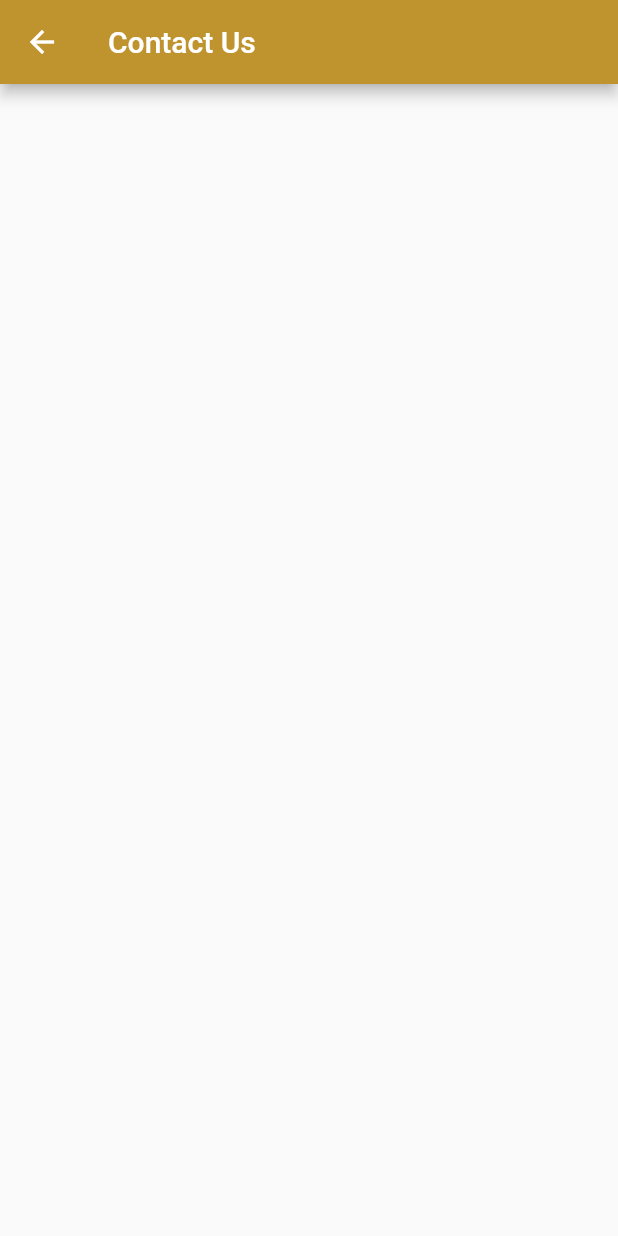
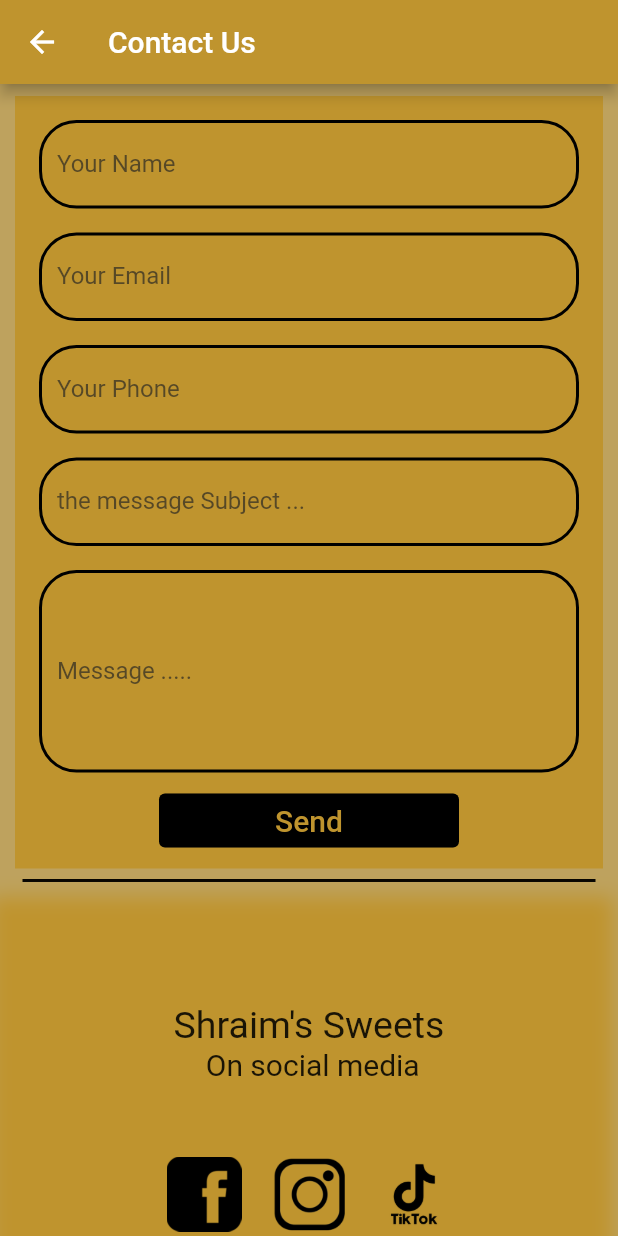
Before and after one commit to ibraheem-musa/Shraim-s-Sweet, a Flutter app: the ContactUs screen opened directly, on a phone screen of 412 x 824 dp. Run offline on Flutter 3.47's test engine with Material 2 defaults, Android fonts, the phone set to English and light mode, and no system bars; our stand-ins replace carousel_pro, carousel_slider, curved_navigation_bar, hexcolor, shared_preferences, splashscreen; accounts and stored records are empty.

Commit message:
up date 25/10/2021

```diff
--- a/lib/screen/DrawerScreen/ContactUs.dart
+++ b/lib/screen/DrawerScreen/ContactUs.dart
@@ -1,6 +1,10 @@
 import 'package:first_app_for_test/applocal.dart';
+import 'package:first_app_for_test/widget/contactUsWdget/EmailandutherinContactUs.dart';
+import 'package:first_app_for_test/widget/contactUsWdget/MessageinContactUs.dart';
+import 'package:first_app_for_test/widget/contactUsWdget/SocialMediaContactUs.dart';
 import 'package:flutter/material.dart';
 import 'package:hexcolor/hexcolor.dart';
+import 'package:carousel_slider/carousel_slider.dart';
 
 class ContactUs extends StatefulWidget {
   const ContactUs({key}) : super(key: key);
@@ -11,12 +15,32 @@ class ContactUs extends StatefulWidget {
 
 class _ContactUsState extends State<ContactUs> {
 
-  @override
+    @override
   Widget build(BuildContext context) {
     return Scaffold(
-      appBar: AppBar(
-          title: Text(AppLocalizations.of(context).translate('ContactUs')),
-          backgroundColor: HexColor("#bf942e")),
-      body: Container() );
+      backgroundColor: Colors.grey[400],
+        appBar: AppBar(
+            title: Text(AppLocalizations.of(context).translate('ContactUs')),
+            backgroundColor: HexColor("#bf942e")),
+        body: Container(
+          color: Color(0xaabf942e),
+          height: MediaQuery.of(context).size.height,
+          child: SingleChildScrollView(
+            child: Column(children: [
+
+                Padding(
+                  padding: const EdgeInsets.only(left: 10,right: 10,top: 8),
+                  child: MessageandNot(),
+                ),
+                Divider(thickness: 2,color: Colors.black,indent: 15,endIndent: 15,),
+                SocialMedia(),
+                Divider(thickness: 2,color: Colors.black,indent: 15,endIndent: 15,),
+                Emailandmap(),
+
+              ],),
+          ),
+
+
+        ));
   }
 }
--- a/lib/screen/DrawerScreen/TermsAndConditions.dart
+++ b/lib/screen/DrawerScreen/TermsAndConditions.dart
@@ -30,9 +30,12 @@ final double end=controler.position.maxScrollExtent;
     return Scaffold(
         appBar: AppBar(
             title: Text(AppLocalizations.of(context).translate('TermsandCondition')),
+            centerTitle: true,
             backgroundColor: HexColor("#bf942e")),
         body: Center(
-        child: Container(child: ListView(
+        child: Container(
+          color:Color(0xaabf942e) ,
+          child: ListView(
           controller: controler,
           children: [
               Wrap(children: [
--- /dev/null
+++ b/lib/widget/contactUsWdget/EmailandutherinContactUs.dart
@@ -0,0 +1,28 @@
+import 'package:flutter/material.dart';
+
+class Emailandmap extends StatefulWidget {
+  const Emailandmap({ key }) : super(key: key);
+
+  @override
+  _EmailandmapState createState() => _EmailandmapState();
+}
+
+class _EmailandmapState extends State<Emailandmap> {
+  @override
+  Widget build(BuildContext context) {
+    return Container(
+      color: Color(0xffbf942e),
+      height: 200,
+      child: Center(
+        child: Column(
+          mainAxisAlignment: MainAxisAlignment.center,
+          children: [
+          Text("phone: ",style: TextStyle(fontSize: 20),),
+          Text("+1226-663-2886",style: TextStyle(fontSize: 18),),
+          Text("Email: ",style: TextStyle(fontSize: 20),),
+          Text("sherimm1997@gamil.com",style: TextStyle(fontSize: 18),)
+        ],),
+      ),
+    );
+  }
+}
--- /dev/null
+++ b/lib/widget/contactUsWdget/MessageinContactUs.dart
@@ -0,0 +1,311 @@
+import 'package:flutter/material.dart';
+
+class MessageandNot extends StatefulWidget {
+  const MessageandNot({key}) : super(key: key);
+
+  @override
+  _MessageandNotState createState() => _MessageandNotState();
+}
+
+class _MessageandNotState extends State<MessageandNot> {
+  String Name;
+  String Email;
+  String phone;
+  String supject;
+  String Message;
+var loginformkey = GlobalKey<FormState>();
+   CheckifTheTextBoxEmpty() {
+    if (!loginformkey.currentState.validate()) {
+      return null;
+    } else {
+      loginformkey.currentState.save();
+
+    }
+  }
+
+  @override
+  Widget build(BuildContext context) {
+    return Container(
+
+      color: Color(0xffbf942e),
+      child: Padding(
+        padding: const EdgeInsets.all(8.0),
+        child: Form(
+          key: loginformkey,
+            child: SingleChildScrollView(
+          child: Column(
+            mainAxisAlignment: MainAxisAlignment.center,
+            children: [
+              Padding(
+                padding: const EdgeInsets.all(8.0),
+                child: TextFormField(
+                  style: TextStyle(color: Colors.black),
+                  cursorColor: Colors.black,
+                  keyboardType: TextInputType.emailAddress,
+                  decoration: InputDecoration(
+                    labelText: "Your Name",
+                    labelStyle: TextStyle(color: Color(0xAA222222)),
+                    fillColor: Colors.amber,
+                    hintStyle: TextStyle(color: Color(0xAA222222)),
+                    focusedErrorBorder: OutlineInputBorder(
+                      borderRadius: BorderRadius.circular(25.0),
+                      borderSide: BorderSide(
+                        color: Colors.red,
+                      ),
+                    ),
+                    errorBorder: OutlineInputBorder(
+                      borderRadius: BorderRadius.circular(25.0),
+                      borderSide: BorderSide(
+                        color: Colors.red,
+                      ),
+                    ),
+                    focusedBorder: OutlineInputBorder(
+                      borderRadius: BorderRadius.circular(25.0),
+                      borderSide: BorderSide(
+                        color: Colors.black,
+                      ),
+                    ),
+                    enabledBorder: OutlineInputBorder(
+                      borderRadius: BorderRadius.circular(25.0),
+                      borderSide: BorderSide(
+                        color: Colors.black,
+                        width: 2.0,
+                      ),
+                    ),
+                  ),
+                  validator: (value) {
+                    if (value.isEmpty) {
+                      return "this value is mandatory";
+                    }
+                    return null;
+                  },
+                  onSaved: (newvalue) {
+                    Name = newvalue;
+                  },
+                ),
+              ),
+              Padding(
+                padding: const EdgeInsets.all(8.0),
+                child: TextFormField(
+                  style: TextStyle(color: Colors.black),
+                  cursorColor: Colors.black,
+                  keyboardType: TextInputType.emailAddress,
+                  decoration: InputDecoration(
+                    labelText: "Your Email",
+                    labelStyle: TextStyle(color: Color(0xAA222222)),
+                    fillColor: Colors.amber,
+                    // hoverColor: Colors.amber,
+                    // hintText: "Enter Email",
+                    hintStyle: TextStyle(color: Color(0xAA222222)),
+
+                    focusedErrorBorder: OutlineInputBorder(
+                      borderRadius: BorderRadius.circular(25.0),
+                      borderSide: BorderSide(
+                        color: Colors.red,
+                      ),
+                    ),
+                    errorBorder: OutlineInputBorder(
+                      borderRadius: BorderRadius.circular(25.0),
+                      borderSide: BorderSide(
+                        color: Colors.red,
+                      ),
+                    ),
+                    focusedBorder: OutlineInputBorder(
+                      borderRadius: BorderRadius.circular(25.0),
+                      borderSide: BorderSide(
+                        color: Colors.black,
+                      ),
+                    ),
+                    enabledBorder: OutlineInputBorder(
+                      borderRadius: BorderRadius.circular(25.0),
+                      borderSide: BorderSide(
+                        color: Colors.black,
+                        width: 2.0,
+                      ),
+                    ),
+                  ),
+                  validator: (value) {
+                    if (value.isEmpty) {
+                      return "this value is mandatory";
+                    }
+                    return null;
+                  },
+                  onSaved: (newvalue) {
+                    Email = newvalue;
+                  },
+                ),
+              ),
+              Padding(
+                padding: const EdgeInsets.all(8.0),
+                child: TextFormField(
+                  style: TextStyle(color: Colors.black),
+                  cursorColor: Colors.black,
+                  keyboardType: TextInputType.emailAddress,
+                  decoration: InputDecoration(
+                    labelText: "Your Phone",
+                    labelStyle: TextStyle(color: Color(0xAA222222)),
+                    fillColor: Colors.amber,
+                    // hoverColor: Colors.amber,
+                    // hintText: "Enter Email",
+                    hintStyle: TextStyle(color: Color(0xAA222222)),
+
+                    focusedErrorBorder: OutlineInputBorder(
+                      borderRadius: BorderRadius.circular(25.0),
+                      borderSide: BorderSide(
+                        color: Colors.red,
+                      ),
+                    ),
+                    errorBorder: OutlineInputBorder(
+                      borderRadius: BorderRadius.circular(25.0),
+                      borderSide: BorderSide(
+                        color: Colors.red,
+                      ),
+                    ),
+                    focusedBorder: OutlineInputBorder(
+                      borderRadius: BorderRadius.circular(25.0),
+                      borderSide: BorderSide(
+                        color: Colors.black,
+                      ),
+                    ),
+                    enabledBorder: OutlineInputBorder(
+                      borderRadius: BorderRadius.circular(25.0),
+                      borderSide: BorderSide(
+                        color: Colors.black,
+                        width: 2.0,
+                      ),
+                    ),
+                  ),
+                  validator: (value) {
+                    if (value.isEmpty) {
+                      return "this value is mandatory";
+                    }
+                    return null;
+                  },
+                  onSaved: (newvalue) {
+                    phone = newvalue;
+                  },
+                ),
+              ),
+              Padding(
+                padding: const EdgeInsets.all(8.0),
+                child: TextFormField(
+                  style: TextStyle(color: Colors.black),
+                  cursorColor: Colors.black,
+                  keyboardType: TextInputType.emailAddress,
+                  decoration: InputDecoration(
+                    labelText: "the message Subject ...",
+                    labelStyle: TextStyle(color: Color(0xAA222222)),
+                    fillColor: Colors.amber,
+                    // hoverColor: Colors.amber,
+                    // hintText: "Enter Email",
+                    hintStyle: TextStyle(color: Color(0xAA222222)),
+
+                    focusedErrorBorder: OutlineInputBorder(
+                      borderRadius: BorderRadius.circular(25.0),
+                      borderSide: BorderSide(
+                        color: Colors.red,
+                      ),
+                    ),
+                    errorBorder: OutlineInputBorder(
+                      borderRadius: BorderRadius.circular(25.0),
+                      borderSide: BorderSide(
+                        color: Colors.red,
+                      ),
+                    ),
+                    focusedBorder: OutlineInputBorder(
+                      borderRadius: BorderRadius.circular(25.0),
+                      borderSide: BorderSide(
+                        color: Colors.black,
+                      ),
+                    ),
+                    enabledBorder: OutlineInputBorder(
+                      borderRadius: BorderRadius.circular(25.0),
+                      borderSide: BorderSide(
+                        color: Colors.black,
+                        width: 2.0,
+                      ),
+                    ),
+                  ),
+                  validator: (value) {
+                    if (value.isEmpty) {
+                      return "this value is mandatory";
+                    }
+                    return null;
+                  },
+                  onSaved: (newvalue) {
+                    supject = newvalue;
+                  },
+                ),
+              ),
+              Padding(
+                padding: const EdgeInsets.all(8.0),
+                child: TextFormField(
+                  maxLines: 5,
+                  keyboardType: TextInputType.multiline,
+                  style: TextStyle(color: Colors.black),
+                  cursorColor: Colors.black,
+                   decoration: InputDecoration(
+                    labelText: "Message .....",
+                    labelStyle: TextStyle(color: Color(0xAA222222)),
+                    fillColor: Colors.amber,
+                    // hoverColor: Colors.amber,
+                    // hintText: "Enter Email",
+                    hintStyle: TextStyle(color: Color(0xAA222222)),
+
+                    focusedErrorBorder: OutlineInputBorder(
+                      borderRadius: BorderRadius.circular(25.0),
+                      borderSide: BorderSide(
+                        color: Colors.red,
+                      ),
+                    ),
+                    errorBorder: OutlineInputBorder(
+                      borderRadius: BorderRadius.circular(25.0),
+                      borderSide: BorderSide(
+                        color: Colors.red,
+                      ),
+                    ),
+                    focusedBorder: OutlineInputBorder(
+                      borderRadius: BorderRadius.circular(25.0),
+                      borderSide: BorderSide(
+                        color: Colors.black,
+                      ),
+                    ),
+                    enabledBorder: OutlineInputBorder(
+                      borderRadius: BorderRadius.circular(25.0),
+                      borderSide: BorderSide(
+                        color: Colors.black,
+                        width: 2.0,
+                      ),
+                    ),
+                  ),
+                  validator: (value) {
+                    if (value.isEmpty) {
+                      return "this value is mandatory";
+                    }
+                    return null;
+                  },
+                  onSaved: (newvalue) {
+                    Message = newvalue;
+                  },
+                ),
+              ),
+              OutlinedButton(
+                            style: OutlinedButton.styleFrom(
+                                primary: Colors.black,
+                                backgroundColor: Colors.black,
+                                fixedSize: Size(200, 35)),
+                            onPressed: () {
+                              CheckifTheTextBoxEmpty();
+                            },
+                            child: Text('Send',
+                                style: TextStyle(
+                                    fontSize: 20, color: Color(0xffbf942e))),
+                          ),
+
+            ],
+          ),
+        )),
+      ),
+    );
+  }
+}
--- /dev/null
+++ b/lib/widget/contactUsWdget/SocialMediaContactUs.dart
@@ -0,0 +1,111 @@
+import 'package:flutter/material.dart';
+import 'package:url_launcher/url_launcher.dart';
+
+class SocialMedia extends StatefulWidget {
+  const SocialMedia({key}) : super(key: key);
+
+  @override
+  _SocialMediaState createState() => _SocialMediaState();
+}
+
+class _SocialMediaState extends State<SocialMedia> {
+  @override
+  Widget build(BuildContext context) {
+    return Container(
+      height: 300,
+      decoration: BoxDecoration(boxShadow: [
+        BoxShadow(
+            color: Color(0xffbf942e),
+            offset: Offset(-5.0, 5.0),
+            blurRadius: 10.0,
+            spreadRadius: 2),
+      ]),
+
+
+         child: Column(
+           mainAxisAlignment: MainAxisAlignment.center,
+           children: [
+             Center(
+               child: Wrap(children: [
+                 Text("Shraim's Sweets",style: TextStyle(fontSize:25,decorationThickness: 20),),
+
+               ],),
+             ),
+             Text(" On social media",style: TextStyle(fontSize: 20,decorationThickness: 20),),
+             SizedBox(height: 50,),
+             Center(
+                child: Row(
+                  mainAxisAlignment: MainAxisAlignment.center,
+                  children: [
+                    GestureDetector(
+                      onTap: () {
+                        _facebooklaunchURL();
+                      },
+                      child: Image.asset(
+                        "lib/assets/F.png",
+                        height: 50,
+                        width: 50,
+                      ),
+                    ),
+                    SizedBox(
+                      width: 20,
+                    ),
+                    GestureDetector(
+                      onTap: () {
+                        _instgramlaunchURL();
+                      },
+                      child: Image.asset(
+                        "lib/assets/I.png",
+                        height: 50,
+                        width: 50,
+                      ),
+                    ),
+                    SizedBox(
+                      width: 20,
+                    ),
+                    GestureDetector(
+                      onTap: () {
+                        _tiktoklaunchURL();
+                      },
+                      child: Image.asset(
+                        "lib/assets/T.png",
+                        height: 50,
+                        width: 50,
+                      ),
+                    ),
+                  ],
+                ),
+              ),
+           ],
+         ),
+
+    );
+  }
+
+  _facebooklaunchURL() async {
+    const url = 'https://www.facebook.com/shraimssweets';
+    if (await canLaunch(url)) {
+      await launch(url);
+    } else {
+      throw 'Could not launch $url';
+    }
+  }
+
+  _instgramlaunchURL() async {
+    const url = 'https://www.instagram.com/shraimssweets/';
+    if (await canLaunch(url)) {
+      await launch(url);
+    } else {
+      throw 'Could not launch $url';
+    }
+  }
+
+  _tiktoklaunchURL() async {
+    const url = 'https://www.tiktok.com/@shraimssweets';
+    if (await canLaunch(url)) {
+      await launch(url);
+    } else {
+      throw 'Could not launch $url';
+    }
+  }
+}
--- a/pubspec.yaml
+++ b/pubspec.yaml
@@ -33,6 +33,8 @@ dependencies:
   splashscreen:
   shared_preferences: ^2.0.8
   carousel_pro: ^1.0.0
+  carousel_slider: ^4.0.0
+  url_launcher: ^5.7.10
   # The following adds the Cupertino Icons font to your application.
   # Use with the CupertinoIcons class for iOS style icons.
   cupertino_icons: ^1.0.2
@@ -55,6 +57,9 @@ flutter:
   # To add assets to your application, add an assets section, like this:
   assets:
    - lib/assets/Shraims_Logo.jpg
+   - lib/assets/F.png
+   - lib/assets/I.png
+   - lib/assets/T.png
    - lib/assets/HomescreenIcon/Gallery-02.jpg
    - lib/assets/HomescreenIcon/soon-01.jpg
    - lib/assets/HomescreenIcon/Special today-01.jpg
```
Also changed, not shown: lib/assets/F.png (added), lib/assets/I.png (added), lib/assets/T.png (added), pubspec.lock.
